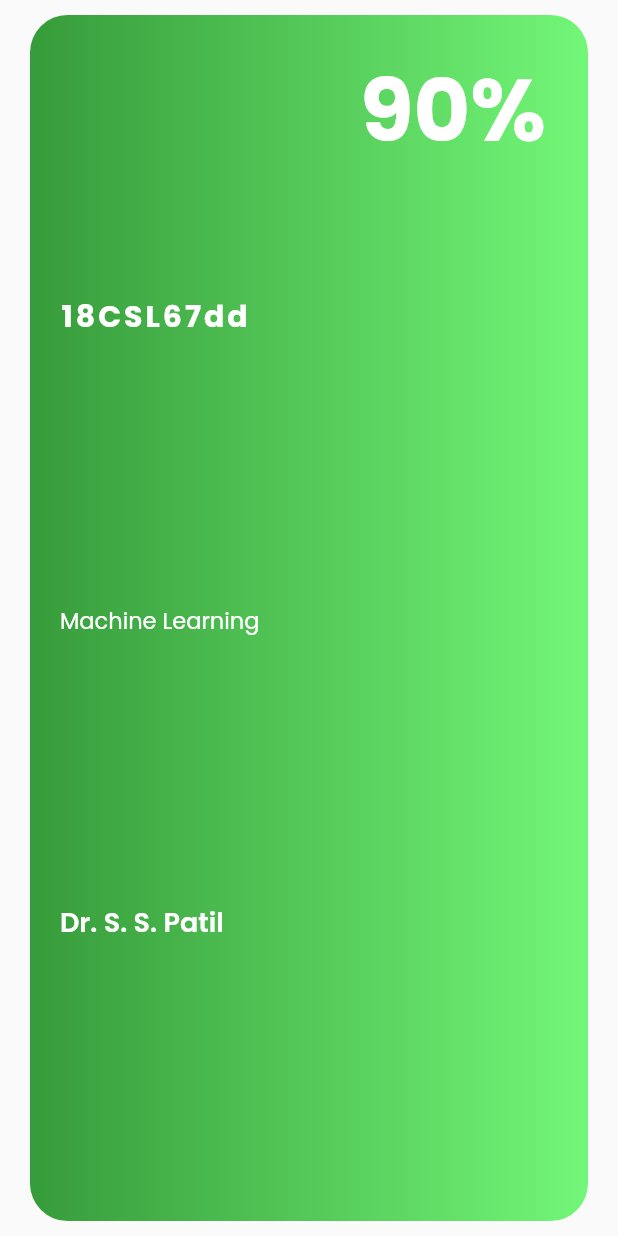
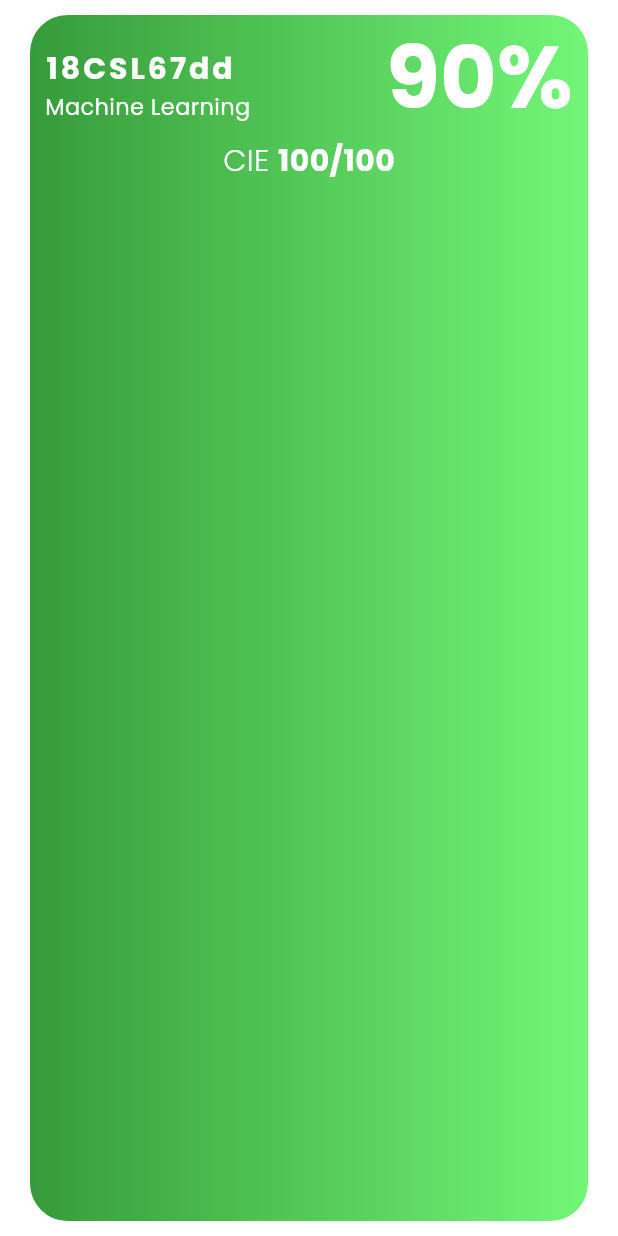
Before and after one commit to WaniAthar/kle-attendance, a Flutter app: the TileContainer widget shown alone on an empty page, opened directly, on a phone screen of 412 x 824 dp. Run offline on Flutter 3.47's test engine with Material 2 defaults, Android fonts, the phone set to English and light mode, and no system bars; our stand-ins replace after_layout, google_fonts, lottie, shared_preferences, shimmer, sliding_up_panel; accounts and stored records are empty.

Commit message:
added CIE marks

```diff
--- a/lib/api/attendance_api.dart
+++ b/lib/api/attendance_api.dart
@@ -5,5 +5,37 @@ import 'package:shared_preferences/shared_preferences.dart';
 import 'dart:convert';
 
 class API extends ChangeNotifier {
-  // your api here
+  String? usn;
+  String? yyyy;
+  String? mm;
+  String? dd;
+  String? dob;
+  String? url;
+  dynamic personalData, attendanceData;
+  bool isDataFetched = false;
+  // these variables are for the communication of FutureBuilders in multiple screens
+  bool fetchErr = false;
+
+  void getSharedPref() async {
+    SharedPreferences pref = await SharedPreferences.getInstance();
+    usn = pref.getString('usn');
+    yyyy = pref.getString('yyyy');
+    mm = pref.getString('mm');
+    dd = pref.getString('dd');
+    dob = '$yyyy-$mm-$dd';
+  }
+
+//  split the full name into first name and last name
+  String fullNameSplit(String name) {
+    List<String> nameList = name.split(" ");
+    if (nameList.length > 2) {
+      return "${nameList.first} ${nameList.last}";
+    }
+    return name;
+  }
+//  add dummy data
+  personalData = {"name":"John Doe", "usn":"01fe20bbb043"};
+  attendanceData =[{"cie_marks":"20/20","course_attendance":"55%","course_code":"20ECSk303","course_name":"Computer Networks-2","course_teacher":"John Doe"},{"cie_marks":"15/15","course_attendance":"93%","course_code":"20ECKC305","course_name":"Distributed & Cloud Computing","course_teacher":"Mark Henry"},{"cie_marks":"0/0","course_attendance":"0%","course_code":"16EHUC301","course_name":"PA & LR","course_teacher":"Albert Einstein"},{"cie_marks":"0/0","course_attendance":"75%","course_code":"20EOSP305","course_name":"Computer Networks Lab","course_teacher":"Newton"},{"cie_marks":"0/0","course_attendance":"0%","course_code":"15EPSW302","course_name":"Minor Project","course_teacher":"Tim Cook"},{"cie_marks":"0/0","course_attendance":"73%","course_code":"20ECSK307","course_name":"Blockchain and Distributed Ledgers","course_teacher":"Shimsuke Nakamura"},{"cie_marks":"20/20","course_attendance":"39%","course_code":"19ELSE303","course_name":"Semantic Web","course_teacher":"Tim Lee"},{"cie_marks":"0/0","course_attendance":"0%","course_code":"17PCSE307","course_name":"Parallel Computing","course_teacher":"Messi"},{"cie_marks":"0/0","course_attendance":"0%","course_code":"22EMSH302","course_name":"Industry Readiness and Leadership Skills","course_teacher":"Kabir singh"}]
+  isDataFetched = true;
+  notifyListeners();
 }
--- a/lib/input.dart
+++ b/lib/input.dart
@@ -35,6 +35,7 @@ class _InputDataState extends State<InputData> {
     double deviceHeight = MediaQuery.of(context).size.height;
     return Scaffold(
       appBar: AppBar(
+        backgroundColor: Colors.orange,
         iconTheme: const IconThemeData(
           color: Colors.white,
         ),
@@ -374,6 +375,7 @@ Thank you for using Attendd App!
   @override
   Widget build(BuildContext context) {
     return Scaffold(
+      backgroundColor: Colors.white,
       appBar: AppBar(
         backgroundColor: Colors.orange,
         iconTheme: const IconThemeData(
@@ -428,6 +430,7 @@ Thank you for using Attendd App!
   @override
   Widget build(BuildContext context) {
     return Scaffold(
+      backgroundColor: Colors.white,
       appBar: AppBar(
         backgroundColor: Colors.orange,
         iconTheme: const IconThemeData(
--- a/lib/main.dart
+++ b/lib/main.dart
@@ -31,8 +31,14 @@ class _MyAppState extends State<MyApp> {
       child: MaterialApp(
         debugShowCheckedModeBanner: false,
         title: 'Attendance',
+        darkTheme: ThemeData.dark(),
         theme: ThemeData(
-          primarySwatch: Colors.orange,
+          useMaterial3: true,
+          colorScheme: ColorScheme.fromSwatch().copyWith(
+            secondary: Colors.orange,
+          ),
+
+          // colorSchemeSeed: Colors.orange,
           iconTheme: const IconThemeData(
             color: Colors.white,
           ),
@@ -97,11 +103,11 @@ class TileContainer extends StatelessWidget {
       this.colorGradient2 = const Color.fromARGB(255, 115, 247, 120),
       required this.courseCode,
       required this.courseName,
-      required this.professorName,
+      required this.cieMarks,
       required this.attendance})
       : super(key: key);
   Color colorGradient1, colorGradient2;
-  final String courseCode, courseName, professorName, attendance;
+  final String courseCode, courseName, cieMarks, attendance;
   void checkAttendance(String att) {
     int per = int.parse(attendance.replaceAll("%", ""));
     if (per < 65) {
@@ -118,18 +124,19 @@ class TileContainer extends StatelessWidget {
     // calling checkAttendance fucntion to change colour of the container as per attendance
     checkAttendance(attendance);
     return Container(
-      child: Row(
+      child: Column(
+        children: [
+          Row(
+            mainAxisAlignment: MainAxisAlignment.spaceBetween,
             children: [
               Flexible(
-            child: SizedBox(
+                child: Container(
+                  margin: const EdgeInsets.only(left: 10, top: 10),
                   width: 200,
                   child: Column(
                     crossAxisAlignment: CrossAxisAlignment.start,
-                mainAxisAlignment: MainAxisAlignment.spaceEvenly,
                     children: [
-                  Container(
-                    padding: const EdgeInsets.only(top: 10, left: 20),
-                    child: Text(
+                      Text(
                         courseCode, //subject code
                         style: GoogleFonts.poppins(
                             fontSize: 20,
@@ -137,10 +144,7 @@ class TileContainer extends StatelessWidget {
                             color: Colors.white,
                             letterSpacing: 2),
                       ),
-                  ),
-                  Container(
-                    padding: const EdgeInsets.only(left: 20),
-                    child: Flex(
+                      Flex(
                         direction: Axis.horizontal,
                         children: [
                           Flexible(
@@ -155,27 +159,18 @@ class TileContainer extends StatelessWidget {
                           ),
                         ],
                       ),
-                  ),
-                  Container(
-                    padding: const EdgeInsets.only(left: 20, bottom: 10),
-                    child: Text(
-                      professorName, //professor name
-                      style: GoogleFonts.poppins(
-                        fontSize: 18,
-                        fontWeight: FontWeight.w600,
-                        color: Colors.white,
-                      ),
-                    ),
-                  ),
                     ],
                   ),
                 ),
               ),
               Column(
-            crossAxisAlignment: CrossAxisAlignment.center,
+                crossAxisAlignment: CrossAxisAlignment.start,
+                children: [
+                  Flex(
+                    direction: Axis.horizontal,
                     children: [
                       Container(
-                margin: const EdgeInsets.all(20),
+                        margin: const EdgeInsets.only(right: 10),
                         child: Text(
                           attendance,
                           textAlign: TextAlign.end,
@@ -185,9 +180,37 @@ class TileContainer extends StatelessWidget {
                             color: Colors.white,
                           ),
                         ),
-              )
+                      ),
                     ],
                   ),
+                ],
+              ),
+            ],
+          ),
+          Container(
+            margin: const EdgeInsets.only(bottom: 10),
+            child: Row(
+              mainAxisAlignment: MainAxisAlignment.center,
+              children: [
+                Text(
+                  'CIE ',
+                  style: GoogleFonts.poppins(
+                    fontSize: 20,
+                    fontWeight: FontWeight.w300,
+                    color: Colors.white,
+                  ),
+                ),
+                Text(
+                  cieMarks,
+                  style: GoogleFonts.poppins(
+                    fontSize: 20,
+                    fontWeight: FontWeight.bold,
+                    color: Colors.white,
+                  ),
+                ),
+              ],
+            ),
+          )
         ],
       ),
       margin: const EdgeInsets.only(left: 20, right: 20, top: 10, bottom: 10),
@@ -214,12 +237,12 @@ class _SLiderState extends State<SLider> {
   @override
   Widget build(BuildContext context) {
     final api = Provider.of<API>(context);
-    double deviceWidth = MediaQuery.of(context).size.width;
     double deviceHeight = MediaQuery.of(context).size.height;
     return Scaffold(
       appBar: AppBar(
         elevation: 0,
         centerTitle: true,
+        backgroundColor: Colors.orange,
         title: Text(
           "Attendd",
           style: GoogleFonts.poppins(
@@ -309,7 +332,7 @@ class _SLiderState extends State<SLider> {
             mainAxisSize: MainAxisSize.min,
             children: [
               Container(
-                margin: const EdgeInsets.only(top: 10),
+                margin: const EdgeInsets.only(top: 10, bottom: 10),
                 height: 10,
                 width: 80,
                 decoration: BoxDecoration(
@@ -325,10 +348,12 @@ class _SLiderState extends State<SLider> {
                   if (snapshot.connectionState == ConnectionState.waiting) {
                     return Shimmer.fromColors(
                         child: Container(
+                          margin: const EdgeInsets.only(top: 10, bottom: 10),
+                          width: 170,
                           child: const Text(
                             "Semester 6",
                             style: TextStyle(
-                                fontSize: 30, fontWeight: FontWeight.bold),
+                                fontSize: 18, fontWeight: FontWeight.bold),
                           ),
                           decoration: BoxDecoration(
                             color: Colors.grey[300],
@@ -369,7 +394,7 @@ class _SLiderState extends State<SLider> {
                             attendance: "90%",
                             courseCode: "18CSL67dd",
                             courseName: "Machine Learning",
-                            professorName: "Dr. S. S. Patil",
+                            cieMarks: "100/100",
                           ),
                         ),
                       );
@@ -430,7 +455,7 @@ class _SLiderState extends State<SLider> {
                         itemBuilder: (context, index) => TileContainer(
                           courseCode: data[index]['course_code'],
                           courseName: data[index]['course_name'],
-                          professorName: data[index]['course_teacher'],
+                          cieMarks: data[index]['cie_marks'],
                           attendance: data[index]['course_attendance'],
                         ),
                       );
--- a/pubspec.yaml
+++ b/pubspec.yaml
@@ -4,7 +4,7 @@ description: An attendance app for KLE technological university students.
 publish_to: 'none'
 
 
-version: 1.0.0+1
+version: 1.0.0+2
 
 environment:
   sdk: '>=2.18.6 <3.0.0'
@@ -25,6 +25,7 @@ dependencies:
   provider: ^6.0.5
   shimmer: ^2.0.0
   rename: ^2.1.1
+  flutter_windowmanager: ^0.2.0
 
 dev_dependencies:
   flutter_test:
```
Also changed, not shown: lib/developer.dart (+71 -24 lines), lib/homepage.dart (+10 -0 lines), assets/images/athar.png, assets/images/github.png (added), 8 other files. Lines whose indentation alone changed are shown as unchanged.
